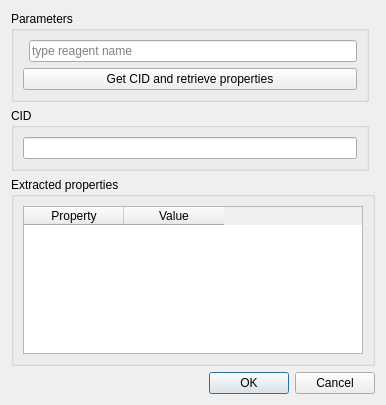
The window that extractiondialog.ui (FrankMamuda/fumingcube) describes before a commit, drawn with Qt 5.
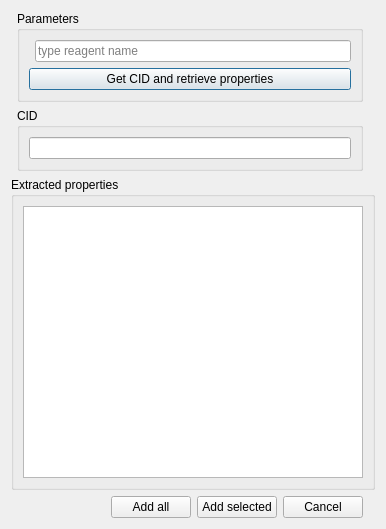
The same window after the commit. Icons and pictures are not drawn. Custom widgets are drawn as their Qt base class.

```diff
--- a/extractiondialog.ui
+++ b/extractiondialog.ui
@@ -7,14 +7,65 @@
     <x>0</x>
     <y>0</y>
     <width>386</width>
-    <height>405</height>
+    <height>529</height>
    </rect>
   </property>
   <property name="windowTitle">
    <string>Property extraction</string>
   </property>
   <layout class="QGridLayout" name="gridLayout">
-   <item row="0" column="0">
+   <item row="3" column="0" colspan="4">
+    <widget class="QGroupBox" name="propsGroup">
+     <property name="title">
+      <string>Extracted properties</string>
+     </property>
+     <layout class="QVBoxLayout" name="verticalLayout">
+      <item>
+       <widget class="QTableWidget" name="propertyView">
+        <property name="editTriggers">
+         <set>QAbstractItemView::NoEditTriggers</set>
+        </property>
+        <property name="selectionBehavior">
+         <enum>QAbstractItemView::SelectRows</enum>
+        </property>
+        <attribute name="horizontalHeaderVisible">
+         <bool>false</bool>
+        </attribute>
+        <attribute name="horizontalHeaderStretchLastSection">
+         <bool>true</bool>
+        </attribute>
+        <column>
+         <property name="text">
+          <string>Property</string>
+         </property>
+        </column>
+        <column>
+         <property name="text">
+          <string>Value</string>
+         </property>
+        </column>
+       </widget>
+      </item>
+     </layout>
+    </widget>
+   </item>
+   <item row="2" column="1">
+    <widget class="QGroupBox" name="cidGoup">
+     <property name="title">
+      <string>CID</string>
+     </property>
+     <layout class="QHBoxLayout" name="horizontalLayout">
+      <item>
+       <widget class="QLineEdit" name="cidEdit">
+        <property name="readOnly">
+         <bool>true</bool>
+        </property>
+       </widget>
+      </item>
+     </layout>
+    </widget>
+   </item>
+   <item row="0" column="1">
     <widget class="QGroupBox" name="parmsGroup">
      <property name="title">
       <string>Parameters</string>
@@ -37,71 +88,61 @@
      </layout>
     </widget>
    </item>
-   <item row="2" column="0">
-    <widget class="QGroupBox" name="cidGoup">
-     <property name="title">
-      <string>CID</string>
-     </property>
-     <layout class="QHBoxLayout" name="horizontalLayout">
-      <item>
-       <widget class="QLineEdit" name="cidEdit">
-        <property name="readOnly">
-         <bool>true</bool>
-        </property>
-       </widget>
-      </item>
-     </layout>
-    </widget>
-   </item>
-   <item row="3" column="0" colspan="2">
-    <widget class="QGroupBox" name="propsGroup">
-     <property name="title">
-      <string>Extracted properties</string>
-     </property>
-     <layout class="QVBoxLayout" name="verticalLayout">
-      <item>
-       <widget class="QTableWidget" name="propertyView">
-        <property name="editTriggers">
-         <set>QAbstractItemView::NoEditTriggers</set>
-        </property>
-        <attribute name="verticalHeaderStretchLastSection">
-         <bool>true</bool>
-        </attribute>
-        <column>
-         <property name="text">
-          <string>Property</string>
-         </property>
-        </column>
-        <column>
-         <property name="text">
-          <string>Value</string>
-         </property>
-        </column>
-       </widget>
-      </item>
-     </layout>
-    </widget>
-   </item>
-   <item row="4" column="0" colspan="2">
-    <widget class="ButtonBox" name="buttonBox">
-     <property name="orientation">
-      <enum>Qt::Horizontal</enum>
-     </property>
-     <property name="standardButtons">
-      <set>QDialogButtonBox::Cancel|QDialogButtonBox::Ok</set>
-     </property>
-    </widget>
+   <item row="6" column="1">
+    <layout class="QHBoxLayout" name="buttonLayour">
+     <item>
+      <spacer name="horizontalSpacer">
+       <property name="orientation">
+        <enum>Qt::Horizontal</enum>
+       </property>
+       <property name="sizeHint" stdset="0">
+        <size>
+         <width>40</width>
+         <height>20</height>
+        </size>
+       </property>
+      </spacer>
+     </item>
+     <item>
+      <widget class="QPushButton" name="addAllButton">
+       <property name="text">
+        <string>Add all</string>
+       </property>
+       <property name="icon">
+        <iconset resource="resources.qrc">
+         <normaloff>:/icons/add</normaloff>:/icons/add</iconset>
+       </property>
+      </widget>
+     </item>
+     <item>
+      <widget class="QPushButton" name="addSelectedButton">
+       <property name="text">
+        <string>Add selected</string>
+       </property>
+       <property name="icon">
+        <iconset resource="resources.qrc">
+         <normaloff>:/icons/star</normaloff>:/icons/star</iconset>
+       </property>
+      </widget>
+     </item>
+     <item>
+      <widget class="QPushButton" name="cancelButton">
+       <property name="text">
+        <string>Cancel</string>
+       </property>
+       <property name="icon">
+        <iconset resource="resources.qrc">
+         <normaloff>:/icons/close</normaloff>:/icons/close</iconset>
+       </property>
+      </widget>
+     </item>
+    </layout>
    </item>
   </layout>
  </widget>
- <customwidgets>
-  <customwidget>
-   <class>ButtonBox</class>
-   <extends>QDialogButtonBox</extends>
-   <header>buttonbox.h</header>
-  </customwidget>
- </customwidgets>
- <resources/>
+ <resources>
+  <include location="resources.qrc"/>
+ </resources>
  <connections>
   <connection>
    <sender>buttonBox</sender>
```
Left out of the diff: 28 changed lines with no effect on the pictures.
